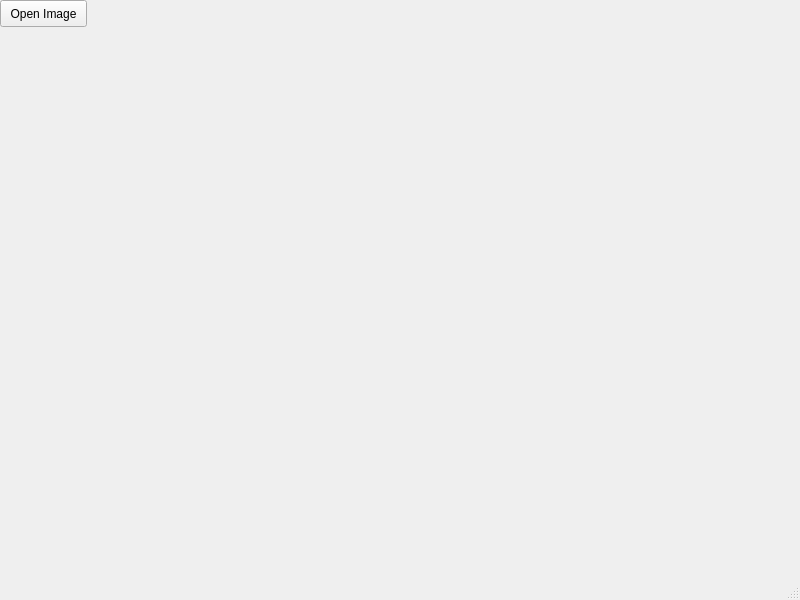
Above: gui/mainwindow.ui from rhoket-scientists/rhok-welthunger before the change. Below: the same form after it.
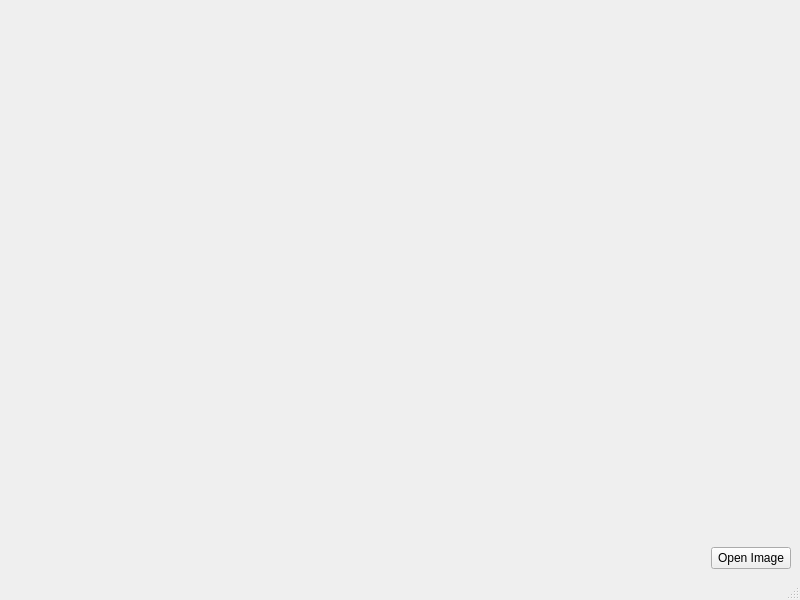
That is the form after the change.

Commit message: Button has sane size and position, Error handling in file dialog

```diff
--- a/gui/mainwindow.ui
+++ b/gui/mainwindow.ui
@@ -14,19 +14,51 @@
    <string>MainWindow</string>
   </property>
   <widget class="QWidget" name="centralwidget">
-   <widget class="QPushButton" name="openFileButton">
-    <property name="geometry">
-     <rect>
-      <x>0</x>
-      <y>0</y>
-      <width>87</width>
-      <height>27</height>
-     </rect>
-    </property>
-    <property name="text">
-     <string>Open Image</string>
-    </property>
-   </widget>
+   <layout class="QVBoxLayout" name="verticalLayout">
+    <item>
+     <spacer name="verticalSpacer">
+      <property name="orientation">
+       <enum>Qt::Vertical</enum>
+      </property>
+      <property name="sizeHint" stdset="0">
+       <size>
+        <width>20</width>
+        <height>40</height>
+       </size>
+      </property>
+     </spacer>
+    </item>
+    <item>
+     <layout class="QHBoxLayout" name="horizontalLayout">
+      <item>
+       <spacer name="horizontalSpacer">
+        <property name="orientation">
+         <enum>Qt::Horizontal</enum>
+        </property>
+        <property name="sizeHint" stdset="0">
+         <size>
+          <width>40</width>
+          <height>20</height>
+         </size>
+        </property>
+       </spacer>
+      </item>
+      <item>
+       <widget class="QPushButton" name="openFileButton">
+        <property name="sizePolicy">
+         <sizepolicy hsizetype="Preferred" vsizetype="Preferred">
+          <horstretch>0</horstretch>
+          <verstretch>0</verstretch>
+         </sizepolicy>
+        </property>
+        <property name="text">
+         <string>Open Image</string>
+        </property>
+       </widget>
+      </item>
+     </layout>
+    </item>
+   </layout>
   </widget>
   <widget class="QMenuBar" name="menubar">
    <property name="geometry">
```
Left out of the diff: 2 changed lines with no effect on the pictures. The commit also changes 2 other files.
